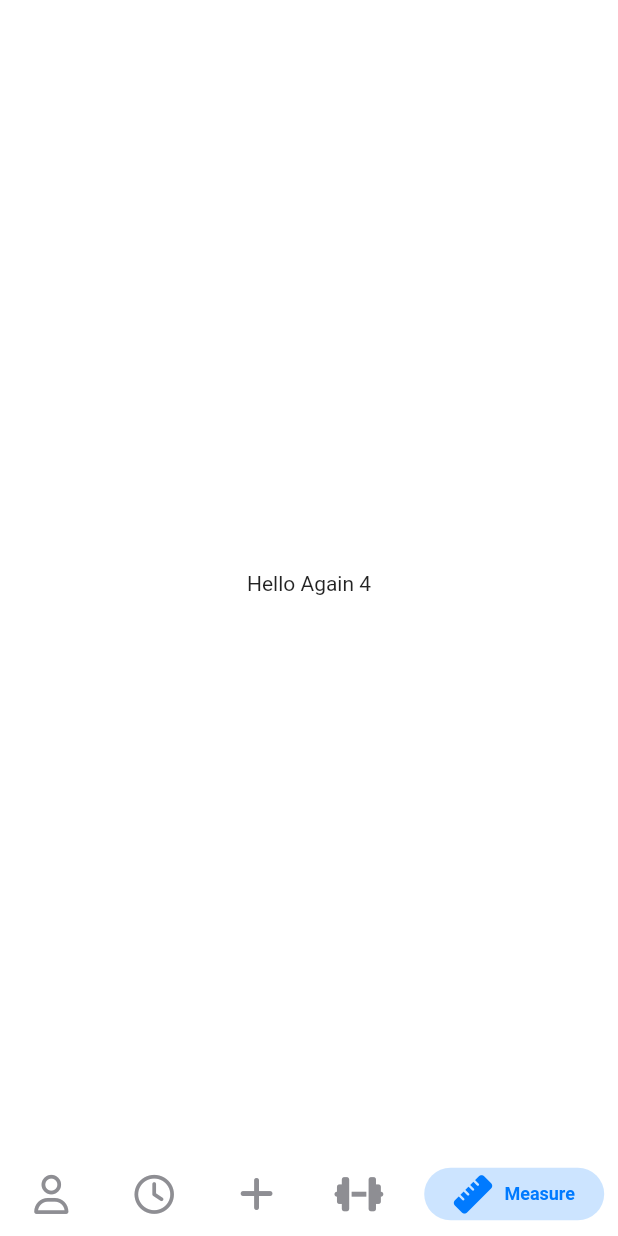
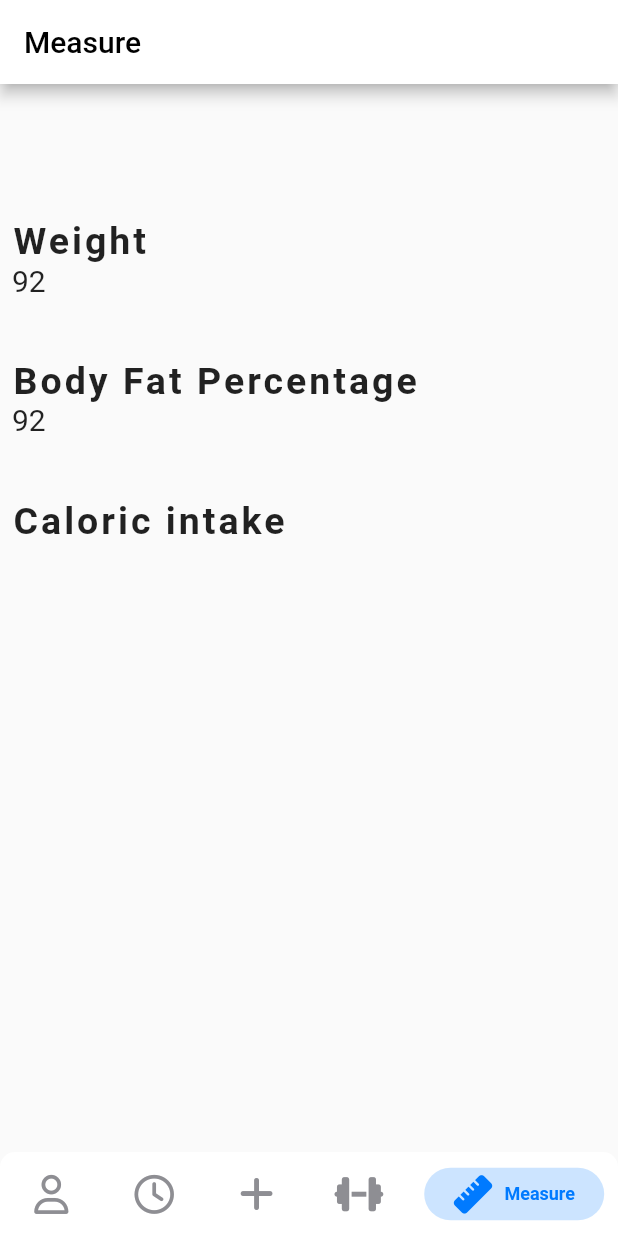
Before and after one commit to gaurang77545/Op-fitness, a Flutter app: the screen it shows after launch, item 5 of the bottom bar chosen, on a phone screen of 412 x 824 dp. Run offline on Flutter 3.47's test engine with Material 2 defaults, Android fonts, the phone set to English and light mode, and no system bars; drawn by our look-alikes of persistent_bottom_nav_bar; our stand-ins replace anim_search_bar, dropdown_button2, font_awesome_flutter; missing offline and left inert: search_bar_animated; project files that could hold a hidden picture were left out.

Commit message:
Added measure screen

```diff
--- a/lib/main.dart
+++ b/lib/main.dart
@@ -1,6 +1,7 @@
 import 'package:flutter/cupertino.dart';
 import 'package:flutter/material.dart';
 import 'package:op_fitnessapp/exercisescreen.dart';
+import 'package:op_fitnessapp/measurescreen.dart';
 import 'package:persistent_bottom_nav_bar/persistent-tab-view.dart';
 import 'package:font_awesome_flutter/font_awesome_flutter.dart';
 
@@ -662,9 +663,7 @@ class _MyHomePageState extends State<MyHomePage> {
         child: Text('Hello Again 233'),
       ),
       ExerciseScreen(exercisecat, categoryimages,combinedtypesofcategory,exercisenames),
-      Center(
-        child: Text('Hello Again 4'),
-      ),
+      MeasureScreen(),
     ];
   }
 
--- /dev/null
+++ b/lib/measurescreen.dart
@@ -0,0 +1,76 @@
+import 'package:flutter/cupertino.dart';
+import 'package:flutter/material.dart';
+import 'package:persistent_bottom_nav_bar/persistent-tab-view.dart';
+import 'package:font_awesome_flutter/font_awesome_flutter.dart';
+import 'package:dropdown_button2/dropdown_button2.dart';
+import 'package:anim_search_bar/anim_search_bar.dart';
+import 'package:search_bar_animated/search_bar_animated.dart';
+
+class MeasureScreen extends StatefulWidget {
+  const MeasureScreen({Key? key}) : super(key: key);
+
+  @override
+  State<MeasureScreen> createState() => _MeasureScreenState();
+}
+
+class _MeasureScreenState extends State<MeasureScreen> {
+  double h = 0.0, w = 0.0;
+  double kh = 1 / 759.2727272727273;
+  double kw = 1 / 392.72727272727275;
+  String weight = '92';
+  String bodyfatpercentage = '92';
+  String calorieintake = '';
+  @override
+  Widget build(BuildContext context) {
+    var size = MediaQuery.of(context).size;
+    h = size.height;
+    w = size.width;
+    return Scaffold(
+      appBar: AppBar(
+        title: Text('Measure',style: TextStyle(color: Colors.black),),
+        backgroundColor: Colors.white,
+      ),
+      body: Padding(
+        padding: const EdgeInsets.all(8.0),
+        child: Column(
+          crossAxisAlignment: CrossAxisAlignment.start,
+          children: [
+            SizedBox(
+              height: h * 0.1,
+            ),
+            listitem('Weight', weight),
+            SizedBox(
+              height: h * 0.05,
+            ),
+            listitem('Body Fat Percentage', bodyfatpercentage),
+            SizedBox(
+              height: h * 0.05,
+            ),
+            listitem('Caloric intake', calorieintake),
+          ],
+        ),
+      ),
+    );
+  }
+
+  Widget listitem(String title, String val) {
+    return val == ''
+        ? Text(
+            title,
+            style: TextStyle(fontWeight: FontWeight.w700, fontSize: 25,letterSpacing: 2),
+          )
+        : Column(
+          crossAxisAlignment: CrossAxisAlignment.start,
+            children: [
+              Text(
+                title,
+                style: TextStyle(fontWeight: FontWeight.w700, fontSize: 25,letterSpacing: 2),
+              ),
+              Text(
+                val,
+                style: TextStyle(fontSize: 20),
+              ),
+            ],
+          );
+  }
+}
```
Also changed, not shown: lib/dropdownbutton.dart (deleted, +0 -104 lines), lib/exercisescreen.dart (+9 -4 lines).
